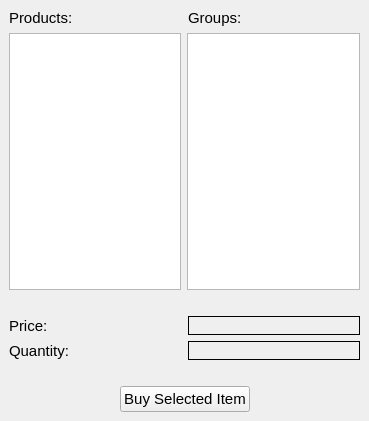
Before: the Qt Designer form Store/customer.ui in SamanOmidi/GroceryStore, drawn with Qt 5.
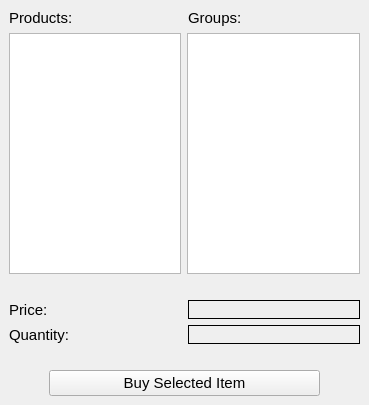
After: the same form once the commit is applied.

Patch:
```diff
--- a/Store/customer.ui
+++ b/Store/customer.ui
@@ -7,7 +7,7 @@
     <x>0</x>
     <y>0</y>
     <width>369</width>
-    <height>421</height>
+    <height>405</height>
    </rect>
   </property>
   <property name="windowTitle">
@@ -165,10 +165,13 @@
     <item>
      <layout class="QHBoxLayout" name="horizontalLayout_6">
       <item>
-       <spacer name="horizontalSpacer">
+       <spacer name="horizontalSpacer_2">
         <property name="orientation">
          <enum>Qt::Horizontal</enum>
         </property>
+        <property name="sizeType">
+         <enum>QSizePolicy::Fixed</enum>
+        </property>
         <property name="sizeHint" stdset="0">
          <size>
           <width>40</width>
@@ -184,16 +187,25 @@
           <pointsize>11</pointsize>
          </font>
         </property>
+        <property name="autoFillBackground">
+         <bool>false</bool>
+        </property>
+        <property name="styleSheet">
+         <string notr="true"/>
+        </property>
         <property name="text">
          <string>Buy Selected Item</string>
         </property>
        </widget>
       </item>
       <item>
-       <spacer name="horizontalSpacer_2">
+       <spacer name="horizontalSpacer">
         <property name="orientation">
          <enum>Qt::Horizontal</enum>
         </property>
+        <property name="sizeType">
+         <enum>QSizePolicy::Fixed</enum>
+        </property>
         <property name="sizeHint" stdset="0">
          <size>
           <width>40</width>
```
